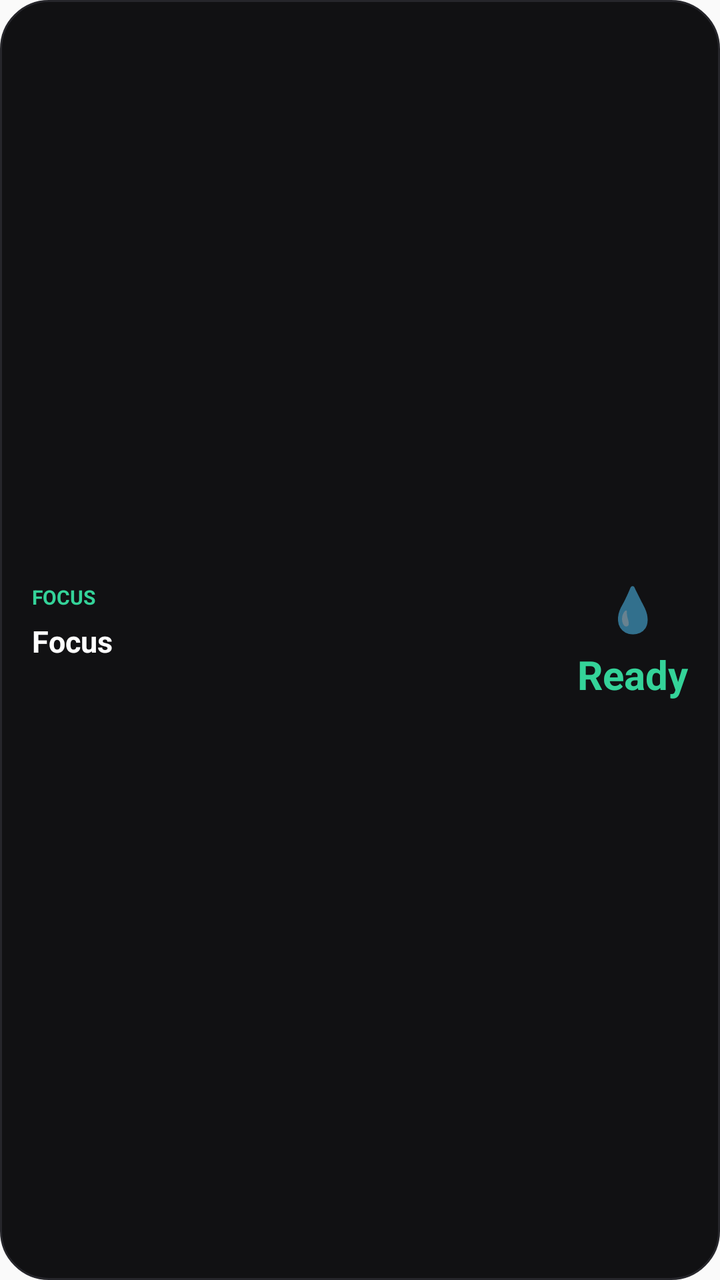
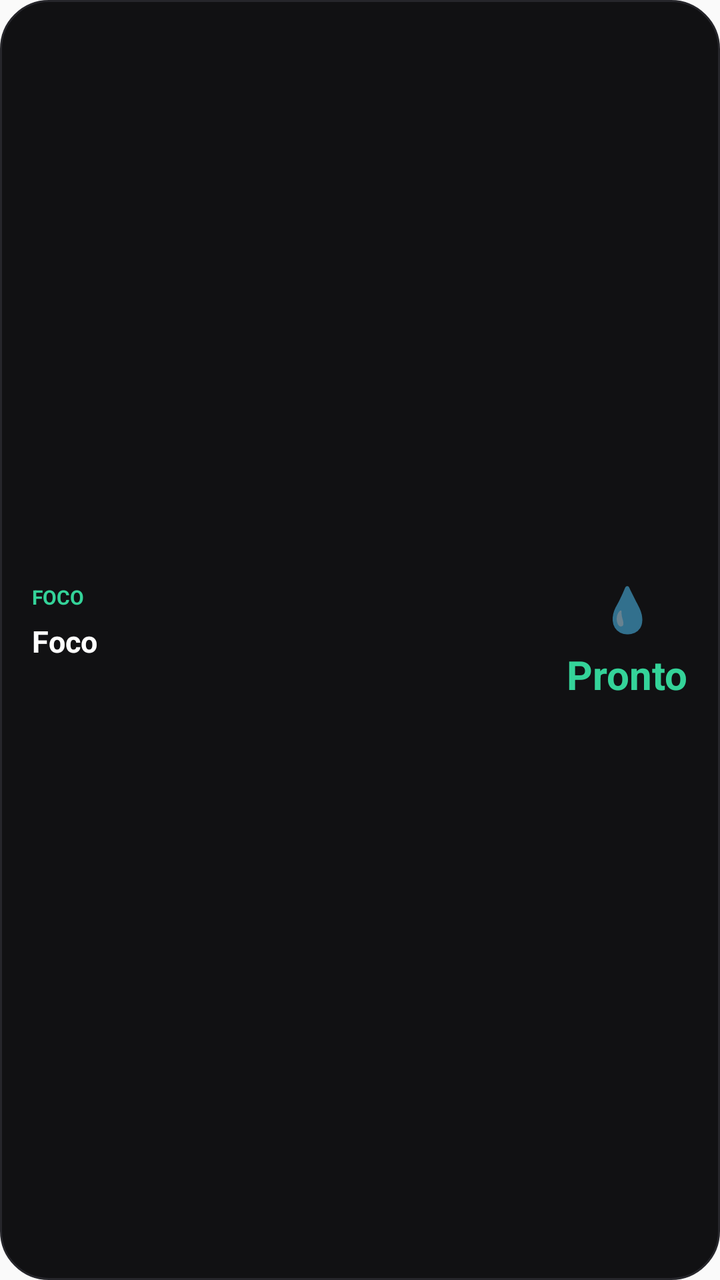

The first picture is an Android layout as it rendered before a commit; the second is the same layout after the commit. The layout source and the unified diff follow.
<!-- AndroidManifest.xml: application theme AppTheme -->
<!-- res/layout/widget_medium_timer.xml -->
<?xml version="1.0" encoding="utf-8"?>
<LinearLayout
    xmlns:android="http://schemas.android.com/apk/res/android"
    android:id="@+id/medium_timer_root"
    android:layout_width="match_parent"
    android:layout_height="match_parent"
    android:orientation="horizontal"
    android:gravity="center_vertical"
    android:padding="16dp"
    android:background="@drawable/widget_focus_background">

    <LinearLayout
        android:layout_width="0dp"
        android:layout_height="match_parent"
        android:layout_weight="1"
        android:orientation="vertical"
        android:gravity="center_vertical">

        <TextView
            android:id="@+id/medium_timer_status"
            android:layout_width="wrap_content"
            android:layout_height="wrap_content"
            android:text="FOCUS"
            android:textColor="#34D399"
            android:textSize="10sp"
            android:textStyle="bold" />

        <TextView
            android:id="@+id/medium_timer_title"
            android:layout_width="match_parent"
            android:layout_height="wrap_content"
            android:layout_marginTop="5dp"
            android:text="Focus"
            android:textColor="#FFFFFF"
            android:textSize="15sp"
            android:textStyle="bold"
            android:maxLines="1"
            android:ellipsize="end" />

        <TextView
            android:id="@+id/medium_timer_body"
            android:layout_width="match_parent"
            android:layout_height="wrap_content"
            android:layout_marginTop="3dp"
            android:text=""
            android:textColor="#71717A"
            android:textSize="11sp"
            android:maxLines="1"
            android:ellipsize="end" />

    </LinearLayout>

    <LinearLayout
        android:layout_width="wrap_content"
        android:layout_height="match_parent"
        android:layout_marginStart="14dp"
        android:orientation="vertical"
        android:gravity="center">

        <TextView
            android:id="@+id/medium_timer_badge"
            android:layout_width="wrap_content"
            android:layout_height="wrap_content"
            android:text="💧"
            android:textSize="22sp" />

        <Chronometer
            android:id="@+id/medium_timer_chronometer"
            android:layout_width="wrap_content"
            android:layout_height="wrap_content"
            android:layout_marginTop="5dp"
            android:textColor="#34D399"
            android:textSize="24sp"
            android:textStyle="bold"
            android:visibility="gone" />

        <TextView
            android:id="@+id/medium_timer_ready"
            android:layout_width="wrap_content"
            android:layout_height="wrap_content"
            android:layout_marginTop="5dp"
            android:text="Ready"
            android:textColor="#34D399"
            android:textSize="20sp"
            android:textStyle="bold" />

    </LinearLayout>

</LinearLayout>
<!-- resources referenced by this layout -->
<resources>
  <!-- drawable widget_focus_background (drawable) -->
  <?xml version="1.0" encoding="utf-8"?>
  <shape
      xmlns:android="http://schemas.android.com/apk/res/android"
      android:shape="rectangle">
  
      <solid android:color="#111113" />
  
      <corners
          android:radius="24dp" />
  
      <stroke
          android:width="1dp"
          android:color="#26262B" />
  
  </shape>
  <style name="AppTheme" parent="Theme.AppCompat.Light.DarkActionBar">
          
          <item name="colorPrimary">@color/colorPrimary</item>
          <item name="colorPrimaryDark">@color/colorPrimaryDark</item>
          <item name="colorAccent">@color/colorAccent</item>
      </style>
</resources>

<!-- the commit's change to res/layout/widget_medium_timer.xml (unified diff, before → after) -->
@@ -20,7 +20,7 @@
             android:id="@+id/medium_timer_status"
             android:layout_width="wrap_content"
             android:layout_height="wrap_content"
-            android:text="FOCUS"
+            android:text="FOCO"
             android:textColor="#34D399"
             android:textSize="10sp"
             android:textStyle="bold" />
@@ -30,7 +30,7 @@
             android:layout_width="match_parent"
             android:layout_height="wrap_content"
             android:layout_marginTop="5dp"
-            android:text="Focus"
+            android:text="Foco"
             android:textColor="#FFFFFF"
             android:textSize="15sp"
             android:textStyle="bold"
@@ -79,7 +79,7 @@
             android:layout_width="wrap_content"
             android:layout_height="wrap_content"
             android:layout_marginTop="5dp"
-            android:text="Ready"
+            android:text="Pronto"
             android:textColor="#34D399"
             android:textSize="20sp"
             android:textStyle="bold" />
